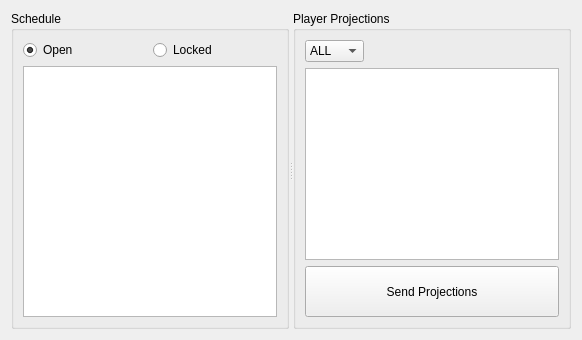
protoblock/protoblock, file tradingfootball/currentweekwidget.ui: the form before one commit.
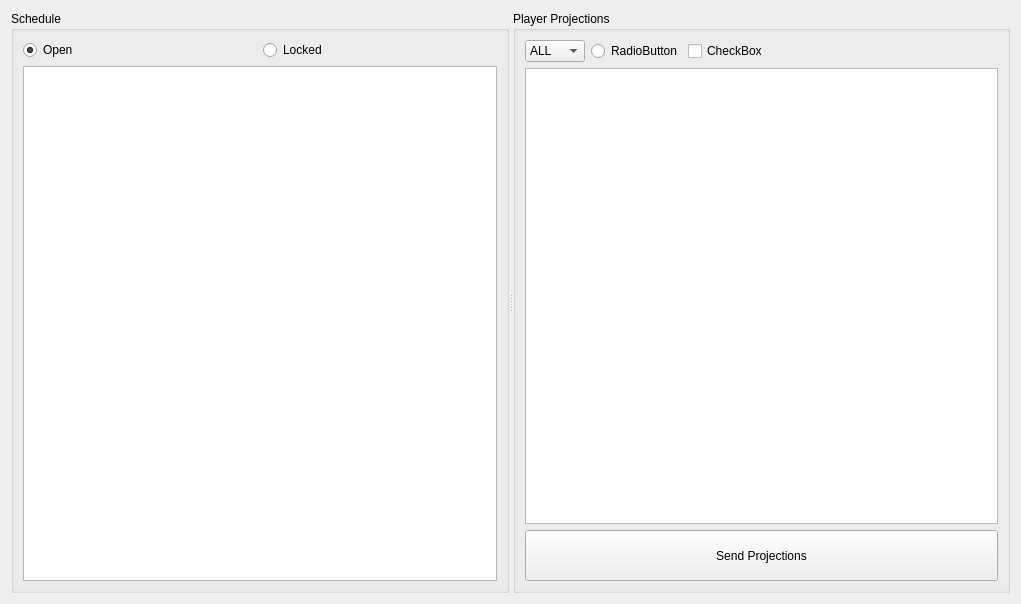
The form after the commit.

Patch:
```diff
--- a/tradingfootball/currentweekwidget.ui
+++ b/tradingfootball/currentweekwidget.ui
@@ -2,6 +2,14 @@
 <ui version="4.0">
  <class>CurrentWeekWidget</class>
  <widget class="QWidget" name="CurrentWeekWidget">
+  <property name="geometry">
+   <rect>
+    <x>0</x>
+    <y>0</y>
+    <width>1021</width>
+    <height>604</height>
+   </rect>
+  </property>
   <property name="windowTitle">
    <string>Form</string>
   </property>
@@ -147,8 +155,11 @@
          </item>
         </widget>
        </item>
-       <item row="1" column="0" colspan="4">
+       <item row="1" column="0" colspan="6">
         <widget class="QTableView" name="myProjectionTableView">
+         <property name="alternatingRowColors">
+          <bool>true</bool>
+         </property>
          <property name="selectionMode">
           <enum>QAbstractItemView::SingleSelection</enum>
          </property>
@@ -158,12 +169,15 @@
          <property name="sortingEnabled">
           <bool>true</bool>
          </property>
+         <property name="wordWrap">
+          <bool>false</bool>
+         </property>
          <attribute name="verticalHeaderVisible">
           <bool>false</bool>
          </attribute>
         </widget>
        </item>
-       <item row="2" column="0" colspan="4">
+       <item row="2" column="0" colspan="6">
         <widget class="QPushButton" name="mySendProjectionButton">
          <property name="sizePolicy">
           <sizepolicy hsizetype="Minimum" vsizetype="Fixed">
@@ -185,7 +199,7 @@
          </property>
         </widget>
        </item>
-       <item row="0" column="1" colspan="3">
+       <item row="0" column="3" colspan="3">
         <widget class="QLabel" name="myControlMessageLabel">
          <property name="styleSheet">
           <string notr="true">color: rgb(255, 0, 0);</string>
@@ -210,6 +224,20 @@
          </property>
         </widget>
        </item>
+       <item row="0" column="1">
+        <widget class="QRadioButton" name="radioButton">
+         <property name="text">
+          <string>RadioButton</string>
+         </property>
+        </widget>
+       </item>
+       <item row="0" column="2">
+        <widget class="QCheckBox" name="checkBox">
+         <property name="text">
+          <string>CheckBox</string>
+         </property>
+        </widget>
+       </item>
       </layout>
      </widget>
     </widget>
```
